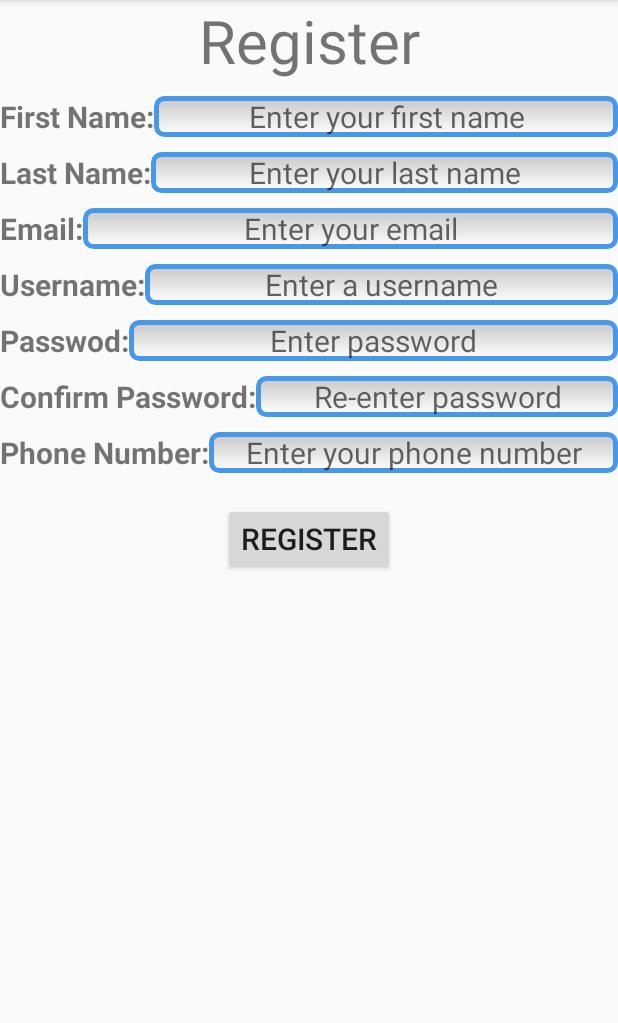
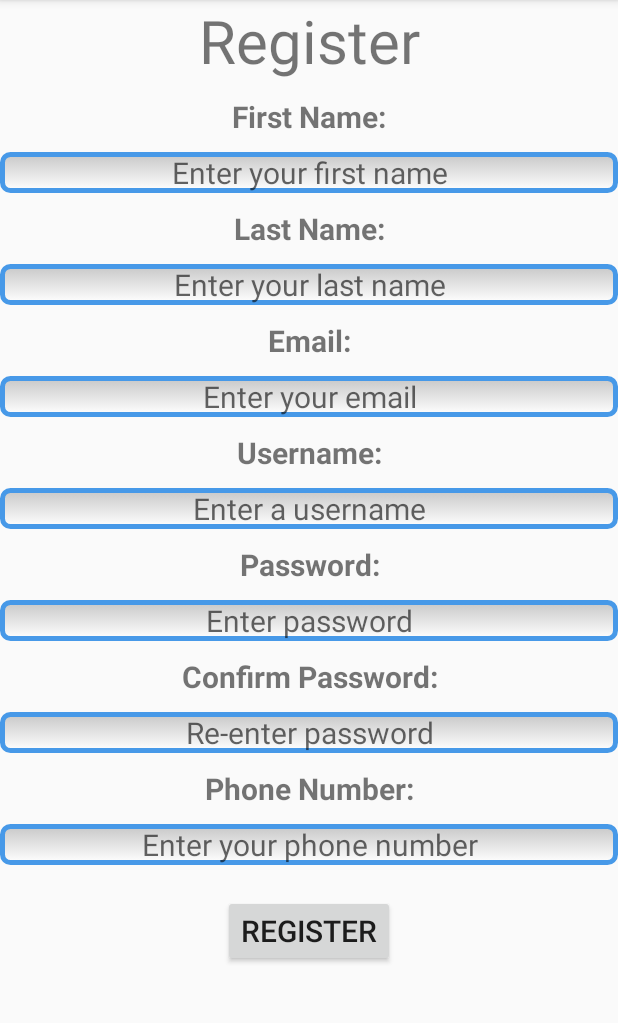
Before and after one commit to ashimmaharjan/Car_Rental_App, an Android app: the register screen opened directly, with no data from a screen before it, on a phone screen of 412 x 824 dp, the part 84-1107 px from its top. Run offline under Robolectric (Android 15) with nearby library versions, the light colour scheme and no system bars.

Commit message:
Layout of register page re-designed and database for registered users created

```diff
--- a/app/build.gradle
+++ b/app/build.gradle
@@ -4,7 +4,7 @@ android {
     compileSdkVersion 28
     defaultConfig {
         applicationId "com.example.carrental"
-        minSdkVersion 15
+        minSdkVersion 17
         targetSdkVersion 28
         versionCode 1
         versionName "1.0"
--- a/app/src/main/res/layout/activity_register.xml
+++ b/app/src/main/res/layout/activity_register.xml
@@ -1,10 +1,15 @@
 <?xml version="1.0" encoding="utf-8"?>
-<RelativeLayout xmlns:android="http://schemas.android.com/apk/res/android"
+<ScrollView xmlns:android="http://schemas.android.com/apk/res/android"
     xmlns:app="http://schemas.android.com/apk/res-auto"
     xmlns:tools="http://schemas.android.com/tools"
     android:layout_width="match_parent"
     android:layout_height="match_parent"
     tools:context=".register">
+
+    <RelativeLayout
+        android:layout_width="match_parent"
+        android:layout_height="match_parent">
+
 
         <TextView
             android:id="@+id/txtRegister"
@@ -16,7 +21,7 @@
 
         <TextView
             android:id="@+id/txtFName"
-        android:layout_width="wrap_content"
+            android:layout_width="match_parent"
             android:layout_height="wrap_content"
             android:text="First Name:"
             android:layout_below="@+id/txtRegister"
@@ -24,57 +29,57 @@
 
         <TextView
             android:id="@+id/txtLName"
-        android:layout_width="wrap_content"
+            android:layout_width="match_parent"
             android:layout_height="wrap_content"
             android:text="Last Name:"
             style="@style/textView_register"
-        android:layout_below="@+id/txtFName"/>
+            android:layout_below="@+id/inputFName"/>
 
         <TextView
             android:id="@+id/txtEmail"
-        android:layout_width="wrap_content"
+            android:layout_width="match_parent"
             android:layout_height="wrap_content"
             android:text="Email:"
             style="@style/textView_register"
-        android:layout_below="@id/txtLName"/>
+            android:layout_below="@id/inputLName"/>
 
         <TextView
             android:id="@+id/txtUsername"
-        android:layout_width="wrap_content"
+            android:layout_width="match_parent"
             android:layout_height="wrap_content"
             android:text="Username:"
             style="@style/textView_register"
-        android:layout_below="@+id/txtEmail"/>
+            android:layout_below="@+id/inputEmail"/>
 
         <TextView
             android:id="@+id/txtPassword"
-        android:layout_width="wrap_content"
+            android:layout_width="match_parent"
             android:layout_height="wrap_content"
-        android:text="Passwod:"
+            android:text="Password:"
             style="@style/textView_register"
-        android:layout_below="@+id/txtUsername"/>
+            android:layout_below="@+id/inputUName"/>
 
         <TextView
             android:id="@+id/txtCPassword"
-        android:layout_width="wrap_content"
+            android:layout_width="match_parent"
             android:layout_height="wrap_content"
             android:text="Confirm Password:"
             style="@style/textView_register"
-        android:layout_below="@id/txtPassword" />
+            android:layout_below="@id/inputPass" />
 
         <TextView
             android:id="@+id/txtPhone"
-        android:layout_width="wrap_content"
+            android:layout_width="match_parent"
             android:layout_height="wrap_content"
             android:text="Phone Number:"
             style="@style/textView_register"
-        android:layout_below="@id/txtCPassword"/>
+            android:layout_below="@id/inputCPassword"/>
 
         <Button
             android:id="@+id/register"
             android:layout_width="wrap_content"
             android:layout_height="wrap_content"
-        android:layout_below="@+id/txtPhone"
+            android:layout_below="@+id/inputPhone"
             android:layout_marginTop="20dp"
             android:text="register"
             android:textSize="20sp"
@@ -82,100 +87,91 @@
 
         <EditText
             android:id="@+id/inputFName"
-        android:layout_width="wrap_content"
+            android:layout_width="match_parent"
             android:layout_height="wrap_content"
             android:hint="Enter your first name"
             android:background="@drawable/edit_text_style"
-        android:layout_toRightOf="@id/txtFName"
-        android:layout_below="@id/txtRegister"
+            android:layout_below="@id/txtFName"
             android:layout_marginTop="10dp"
             android:textSize="20sp"
-        android:layout_alignParentRight="true"
             android:textAlignment="center"/>
 
         <EditText
             android:id="@+id/inputLName"
-        android:layout_width="wrap_content"
+            android:layout_width="match_parent"
             android:layout_height="wrap_content"
             android:hint="Enter your last name"
             android:background="@drawable/edit_text_style"
-        android:layout_toRightOf="@id/txtLName"
-        android:layout_below="@id/txtFName"
+            android:layout_below="@id/txtLName"
             android:layout_marginTop="10dp"
             android:textSize="20sp"
-        android:layout_alignParentRight="true"
             android:textAlignment="center"/>
 
         <EditText
             android:id="@+id/inputEmail"
-        android:layout_width="wrap_content"
+            android:layout_width="match_parent"
             android:layout_height="wrap_content"
             android:hint="Enter your email"
             android:background="@drawable/edit_text_style"
-        android:layout_toRightOf="@id/txtEmail"
-        android:layout_below="@id/txtLName"
+            android:layout_below="@id/txtEmail"
             android:layout_marginTop="10dp"
             android:textSize="20sp"
-        android:layout_alignParentRight="true"
             android:textAlignment="center"
             android:inputType="textEmailAddress"/>
 
         <EditText
             android:id="@+id/inputUName"
-        android:layout_width="wrap_content"
+            android:layout_width="match_parent"
             android:layout_height="wrap_content"
             android:hint="Enter a username"
             android:background="@drawable/edit_text_style"
-        android:layout_toRightOf="@id/txtUsername"
-        android:layout_below="@id/txtEmail"
+            android:layout_below="@id/txtUsername"
             android:layout_marginTop="10dp"
             android:textSize="20sp"
-        android:layout_alignParentRight="true"
             android:textAlignment="center"/>
 
         <EditText
             android:id="@+id/inputPass"
-        android:layout_width="wrap_content"
+            android:layout_width="match_parent"
             android:layout_height="wrap_content"
             android:hint="Enter password"
             android:background="@drawable/edit_text_style"
-        android:layout_toRightOf="@id/txtPassword"
-        android:layout_below="@id/txtUsername"
+            android:layout_below="@id/txtPassword"
             android:layout_marginTop="10dp"
             android:textSize="20sp"
-        android:layout_alignParentRight="true"
             android:textAlignment="center"
             android:inputType="textPassword"/>
 
         <EditText
             android:id="@+id/inputCPassword"
-        android:layout_width="wrap_content"
+            android:layout_width="match_parent"
             android:layout_height="wrap_content"
             android:hint="Re-enter password"
             android:background="@drawable/edit_text_style"
-        android:layout_toRightOf="@id/txtCPassword"
-        android:layout_below="@id/txtPassword"
+            android:layout_below="@id/txtCPassword"
             android:layout_marginTop="10dp"
             android:textSize="20sp"
-        android:layout_alignParentRight="true"
             android:textAlignment="center"
             android:inputType="textPassword"/>
 
         <EditText
             android:id="@+id/inputPhone"
-        android:layout_width="wrap_content"
+            android:layout_width="match_parent"
             android:layout_height="wrap_content"
             android:hint="Enter your phone number"
             android:background="@drawable/edit_text_style"
-        android:layout_toRightOf="@id/txtPhone"
-        android:layout_below="@id/txtCPassword"
+            android:layout_below="@id/txtPhone"
             android:layout_marginTop="10dp"
             android:textSize="20sp"
-        android:layout_alignParentRight="true"
             android:textAlignment="center"
             android:inputType="number"/>
 
 
 
+    </RelativeLayout>
 
-</RelativeLayout>
+
+
+
+
+</ScrollView>
--- a/app/src/main/res/values/styles.xml
+++ b/app/src/main/res/values/styles.xml
@@ -12,6 +12,7 @@
         <item name="android:textSize">20sp</item>
         <item name="android:textStyle">bold</item>
         <item name="android:layout_marginTop">10dp</item>
+        <item name="android:textAlignment">center</item>
     </style>
 
 </resources>
```
Also changed, not shown: app/src/main/java/com/example/carrental/Helper/DatabaseHelper.java (added, +50 -0 lines), app/src/main/java/com/example/carrental/Model/Users.java (added, +78 -0 lines), app/src/main/java/com/example/carrental/register.java (+26 -1 lines). Lines whose indentation alone changed are shown as unchanged.
